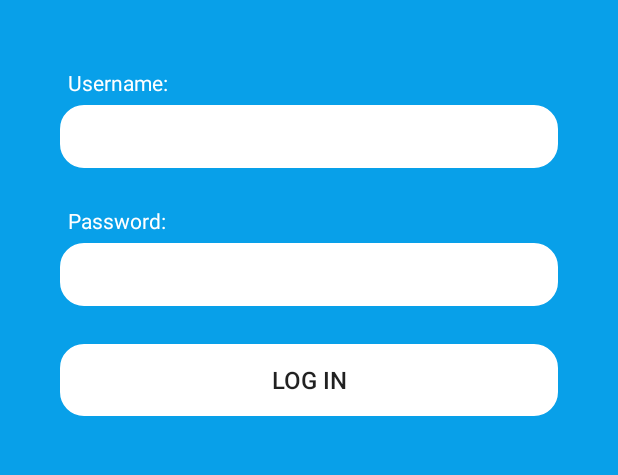
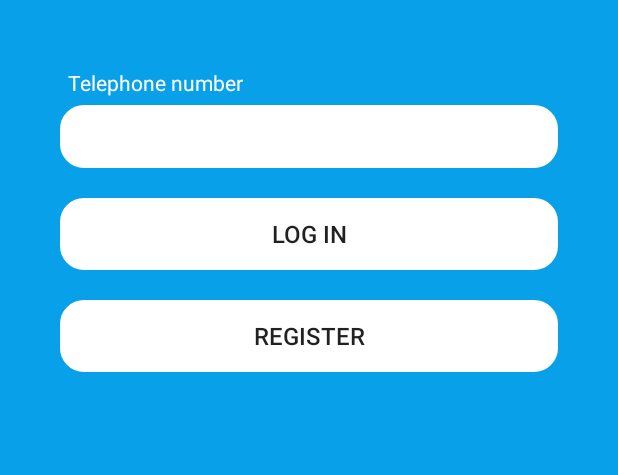
Before and after one commit to christophstach/uninter-contacts-navy-iron, an Android app: the screen it shows after launch (LoginActivity), on a phone screen of 412 x 824 dp, the part 285-760 px from its top. Run offline under Robolectric (Android 15) with nearby library versions, the phone set to English and light mode, and no system bars; pictures from the network do not load.

Commit message:
added remote register.

```diff
--- a/app/build.gradle
+++ b/app/build.gradle
@@ -21,7 +21,7 @@ android {
 }
 
 dependencies {
-    compile fileTree(dir: 'libs', include: ['*.jar'])
+    compile fileTree(include: ['*.jar'], dir: 'libs')
     androidTestCompile('com.android.support.test.espresso:espresso-core:2.2.2', {
         exclude group: 'com.android.support', module: 'support-annotations'
     })
@@ -29,4 +29,5 @@ dependencies {
     compile 'com.android.support.constraint:constraint-layout:1.0.2'
     compile 'com.android.support:design:25.3.1'
     testCompile 'junit:junit:4.12'
+    compile 'eu.the4thfloor.volley:com.android.volley:2015.05.28'
 }
--- a/app/src/main/java/de/stach/christoph/twitter/activity/LoginActivity.java
+++ b/app/src/main/java/de/stach/christoph/twitter/activity/LoginActivity.java
@@ -6,6 +6,7 @@ import android.os.Bundle;
 import android.support.v7.app.AppCompatActivity;
 import android.view.View;
 import android.widget.Button;
+import android.widget.EditText;
 import android.widget.ImageView;
 import android.widget.Toast;
 
@@ -14,6 +15,7 @@ import de.stach.christoph.twitter.R;
 public class LoginActivity extends AppCompatActivity {
     private Button buttonLogin;
     private ImageView imageViewLogo;
+    private EditText editTextTelephoneNumber;
 
     @Override
     protected void onCreate(Bundle savedInstanceState) {
@@ -22,6 +24,7 @@ public class LoginActivity extends AppCompatActivity {
 
         buttonLogin = (Button) findViewById(R.id.buttonLogIn);
         imageViewLogo = (ImageView) findViewById(R.id.imageViewLogo);
+        editTextTelephoneNumber = (EditText) findViewById(R.id.editTextTelephoneNumber);
     }
 
 
@@ -45,12 +48,13 @@ public class LoginActivity extends AppCompatActivity {
         }
     }
 
-    public void showMsg(View view) {
-        Toast.makeText(this, "Mi mesage", Toast.LENGTH_SHORT).show();
+    public void logIn(View view) {
+        Intent intentContacts = new Intent(this, ContactsActivity.class);
+        startActivity(intentContacts);
     }
 
-    public void logIn(View view) {
-        Intent intentContacts = new Intent(this, ContactsActivity.class);
+    public void register(View view) {
+        Intent intentContacts = new Intent(this, RegisterFormActivity.class);
         startActivity(intentContacts);
     }
 
--- a/app/src/main/java/de/stach/christoph/twitter/model/Contact.java
+++ b/app/src/main/java/de/stach/christoph/twitter/model/Contact.java
@@ -12,6 +12,7 @@ public class Contact implements Serializable {
     private String firstName;
     private String lastName;
     private String telephoneNumber;
+    private String userTelephoneNubmer;
     private String latitude;
     private String longitude;
 
--- a/app/src/main/res/layout/activity_login.xml
+++ b/app/src/main/res/layout/activity_login.xml
@@ -14,39 +14,22 @@
         android:layout_width="match_parent"
         android:layout_height="150dp"
         android:layout_marginBottom="40dp"
-        android:onClick="showMsg"
         app:srcCompat="@drawable/twitter_logo_white" />
 
     <TextView
         android:layout_width="match_parent"
         android:layout_height="wrap_content"
         android:layout_margin="5dp"
-        android:text="@string/app_login_username"
+        android:text="@string/telephone_number"
         android:textColor="@color/blanco" />
 
     <EditText
-        android:id="@+id/editTextUsername"
+        android:id="@+id/editTextTelephoneNumber"
         style="@style/RoundedInput"
         android:layout_width="match_parent"
         android:layout_height="wrap_content"
         android:layout_marginBottom="20dp"
-        android:inputType="textEmailAddress" />
-
-    <TextView
-        android:layout_width="match_parent"
-        android:layout_height="wrap_content"
-        android:layout_margin="5dp"
-        android:text="@string/app_login_password"
-        android:textColor="#ffffff" />
-
-
-    <EditText
-        android:id="@+id/editTextPassword"
-        style="@style/RoundedInput"
-        android:layout_width="match_parent"
-        android:layout_height="wrap_content"
-        android:layout_marginBottom="25dp"
-        android:inputType="textPassword" />
+        android:inputType="phone" />
 
     <Button
         android:id="@+id/buttonLogIn"
@@ -54,7 +37,17 @@
         android:layout_width="match_parent"
         android:layout_height="wrap_content"
         android:onClick="logIn"
+        android:layout_marginBottom="20dp"
         android:text="@string/app_login_login_button"
+        android:textAlignment="center" />
+
+    <Button
+        android:id="@+id/buttonRegister"
+        style="@style/RoundedButton"
+        android:layout_width="match_parent"
+        android:layout_height="wrap_content"
+        android:onClick="register"
+        android:text="@string/app_login_register_button"
         android:textAlignment="center" />
 
 
--- a/app/src/main/res/values/strings.xml
+++ b/app/src/main/res/values/strings.xml
@@ -3,11 +3,15 @@
     <string name="app_login_username">Username:</string>
     <string name="app_login_password">Password:</string>
     <string name="app_login_login_button">Log In</string>
+    <string name="app_login_register_button">Register</string>
     <string name="first_name">First name</string>
     <string name="last_name">Last name</string>
     <string name="telephone_number">Telephone number</string>
     <string name="longitude">Longitude</string>
+    <string name="email">E-Mail</string>
+    <string name="password">Password</string>
     <string name="latitude">Latidude</string>
     <string name="save">Save</string>
+    <string name="register">Register</string>
     <string name="cancel">Cancel</string>
 </resources>
```
Also changed, not shown: app/src/main/AndroidManifest.xml (+7 -1 lines), app/src/main/java/de/stach/christoph/twitter/activity/RegisterFormActivity.java (added, +73 -0 lines), app/src/main/java/de/stach/christoph/twitter/model/User.java (added, +36 -0 lines), app/src/main/res/layout/activity_register_form.xml (added, +52 -0 lines).
